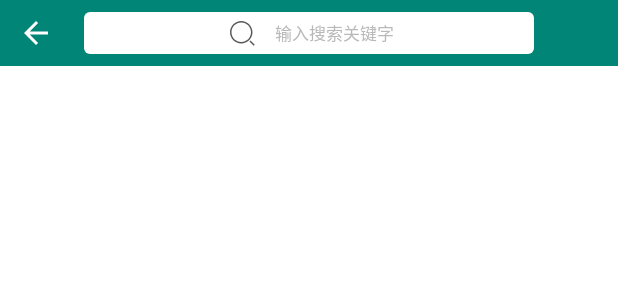
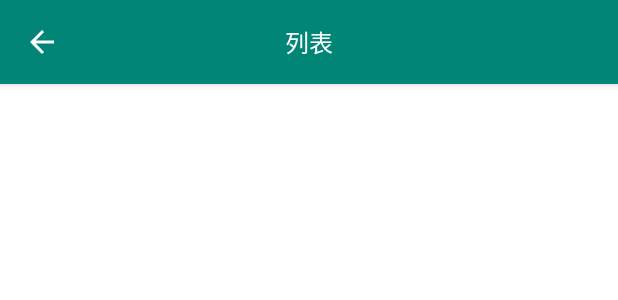
Before and after one commit to snpmyn/Widget, an Android app: the layout activity_search_box_two.xml on its own in the app's theme, with its tools: preview values and no code run, on a phone screen of 412 x 824 dp. Shown: the top 300 px of the screen. Run offline under Robolectric (Android 15) with nearby library versions, the phone set to English and light mode, and no system bars.

Commit message:
搜索框优化

```diff
--- a/app/build.gradle
+++ b/app/build.gradle
@@ -3,7 +3,6 @@ apply plugin: 'com.android.application'
 android {
     compileSdkVersion 29
     defaultConfig {
-        vectorDrawables.useSupportLibrary = true/*Vector Drawable兼容*/
         applicationId "com.zsp.widget"
         minSdkVersion 19
         targetSdkVersion 29
--- a/app/src/main/res/layout/activity_dialog_one.xml
+++ b/app/src/main/res/layout/activity_dialog_one.xml
@@ -3,6 +3,7 @@
     xmlns:tools="http://schemas.android.com/tools"
     android:layout_width="match_parent"
     android:layout_height="match_parent"
+    android:scrollbars="none"
     tools:context="example.DialogOneActivity">
 
     <LinearLayout
--- a/app/src/main/res/layout/activity_search_box_two.xml
+++ b/app/src/main/res/layout/activity_search_box_two.xml
@@ -7,35 +7,21 @@
     android:orientation="vertical"
     tools:context="example.SearchBoxTwoActivity">
 
-    <RelativeLayout
+    <com.google.android.material.appbar.MaterialToolbar
+        android:id="@+id/searchBoxTwoActivityMt"
+        style="@style/Widget.MaterialComponents.Toolbar.Primary"
         android:layout_width="match_parent"
-        android:layout_height="@dimen/dp_44"
-        android:background="@color/colorPrimary">
+        android:layout_height="wrap_content"
+        app:navigationIcon="@drawable/ic_top_back_light">
 
-        <ImageView
-            android:id="@+id/searchBoxTwoActivityIvTopBack"
+        <TextView
             android:layout_width="wrap_content"
-            android:layout_height="match_parent"
-            android:contentDescription="@string/toDo"
-            android:paddingLeft="@dimen/dp_12"
-            android:paddingRight="@dimen/dp_12"
-            app:srcCompat="@drawable/ic_top_back_light" />
-
-        <com.zsp.library.textview.DrawableCenterTextView
-            android:id="@+id/searchBoxTwoActivityDctvSearch"
-            android:layout_width="match_parent"
-            android:layout_height="@dimen/dp_28"
-            android:layout_centerVertical="true"
-            android:layout_marginLeft="?actionBarSize"
-            android:layout_marginRight="?actionBarSize"
-            android:background="@drawable/white_solid_c"
-            android:drawableStart="@drawable/ic_search_to_search_edit_text_and_search_view"
-            android:drawablePadding="@dimen/dp_10"
-            android:gravity="center_vertical"
-            android:text="@string/enterSearchKeyword"
-            android:textColor="@color/fontHint"
-            android:textSize="@dimen/sp_11" />
-    </RelativeLayout>
+            android:layout_height="wrap_content"
+            android:layout_gravity="center"
+            android:text="@string/list"
+            android:textColor="@color/background"
+            android:textSize="@dimen/sp_16" />
+    </com.google.android.material.appbar.MaterialToolbar>
 
     <View
         android:layout_width="match_parent"
--- a/app/src/main/res/values/strings.xml
+++ b/app/src/main/res/values/strings.xml
@@ -15,4 +15,6 @@
     <string name="a_warning_message_with_a_listener_bind_to_the_confirm_button">A warning message, with a listener bind to the Confirm button…</string>
     <string name="aWarningMessageWithListenersBindToCancelAndConfirmButton">A warning message, with listeners bind to Cancel and Confirm button…</string>
     <string name="a_message_with_a_custom_image">a message with a custom image</string>
+    <string name="search">搜索</string>
+    <string name="list">列表</string>
 </resources>
--- a/app/src/main/res/values/styles.xml
+++ b/app/src/main/res/values/styles.xml
@@ -6,6 +6,10 @@
         <item name="colorPrimary">@color/colorPrimary</item>
         <item name="colorPrimaryDark">@color/colorPrimaryDark</item>
         <item name="colorAccent">@color/colorAccent</item>
+        <!--去ActionBar-->
+        <item name="windowActionBar">false</item>
+        <!--无标题-->
+        <item name="windowNoTitle">true</item>
     </style>
 
 </resources>
--- a/build.gradle
+++ b/build.gradle
@@ -1,7 +1,7 @@
 // Top-level build file where you can add configuration options common to all sub-projects/modules.
 
 buildscript {
-    ext.kotlin_version = '1.3.31'
+    ext.kotlin_version = '1.3.40'
     repositories {
         google()
         jcenter()
--- a/library/src/main/res/layout/search_history_item.xml
+++ b/library/src/main/res/layout/search_history_item.xml
@@ -16,6 +16,8 @@
         android:drawablePadding="@dimen/dp_10"
         android:ellipsize="end"
         android:maxLines="1"
+        android:paddingTop="@dimen/dp_12"
+        android:paddingBottom="@dimen/dp_12"
         android:textColor="@color/fontHint"
         android:textSize="@dimen/sp_13"
         tools:text="历史记录" />
--- a/library/src/main/res/values/dimens.xml
+++ b/library/src/main/res/values/dimens.xml
@@ -19,7 +19,6 @@
     <dimen name="dp_21">21dp</dimen>
     <dimen name="dp_22">22dp</dimen>
     <dimen name="dp_24">24dp</dimen>
-    <dimen name="dp_28">28dp</dimen>
     <dimen name="dp_29">29dp</dimen>
     <dimen name="dp_30">30dp</dimen>
     <dimen name="dp_32">32dp</dimen>
```
Also changed, not shown: app/src/main/java/example/SearchBoxTwoActivity.java (+17 -35 lines), app/src/main/res/menu/search_menu.xml (added, +10 -0 lines).
